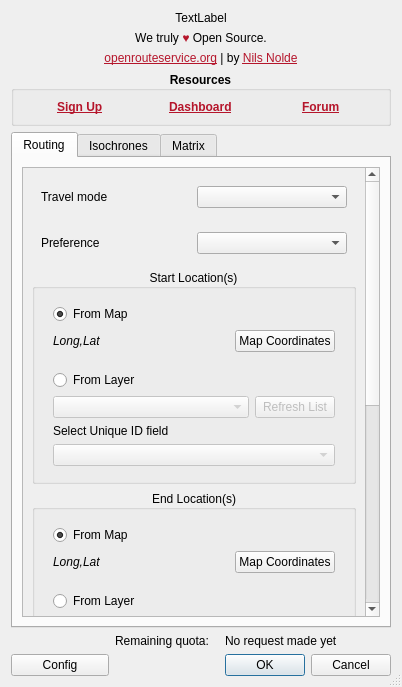
This is ORStools/gui/ORStoolsDialogUI.ui in GIScience/orstools-qgis-plugin as Qt 5 draws it before an edit. The edited form follows.
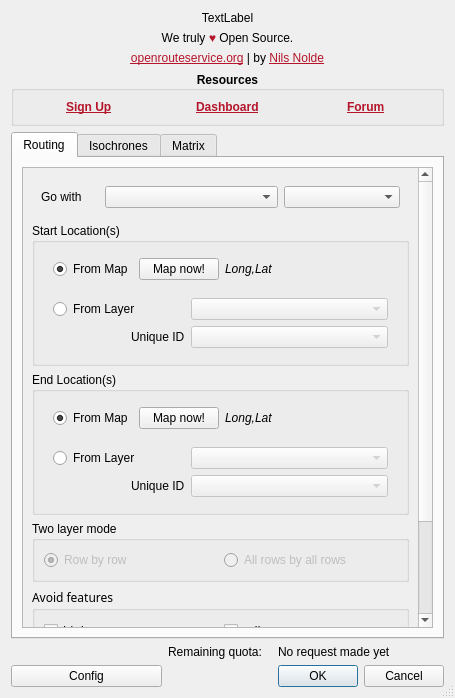
This is the edited form.

Commit message: change GUI a little [ci skip]

```diff
--- a/ORStools/gui/ORStoolsDialogUI.ui
+++ b/ORStools/gui/ORStoolsDialogUI.ui
@@ -6,8 +6,8 @@
    <rect>
     <x>0</x>
     <y>0</y>
-    <width>402</width>
-    <height>687</height>
+    <width>455</width>
+    <height>698</height>
    </rect>
   </property>
   <property name="windowTitle">
@@ -71,80 +71,21 @@
           <property name="geometry">
            <rect>
             <x>0</x>
-            <y>-18</y>
-            <width>346</width>
-            <height>907</height>
+            <y>0</y>
+            <width>399</width>
+            <height>621</height>
            </rect>
           </property>
           <layout class="QGridLayout" name="gridLayout_8">
-           <item row="7" column="0">
-            <widget class="QGroupBox" name="routing_via_group">
-             <property name="title">
-              <string>Via</string>
-             </property>
-             <layout class="QHBoxLayout" name="horizontalLayout" stretch="10,0,0">
-              <property name="sizeConstraint">
-               <enum>QLayout::SetDefaultConstraint</enum>
-              </property>
-              <item>
-               <widget class="QLabel" name="routing_via_label">
-                <property name="font">
-                 <font>
-                  <italic>false</italic>
-                 </font>
-                </property>
-                <property name="focusPolicy">
-                 <enum>Qt::NoFocus</enum>
-                </property>
-                <property name="text">
-                 <string>Long,Lat</string>
-                </property>
-                <property name="textInteractionFlags">
-                 <set>Qt::LinksAccessibleByMouse|Qt::TextSelectableByMouse</set>
-                </property>
-               </widget>
-              </item>
-              <item>
-               <widget class="QPushButton" name="routing_via_map_button">
-                <property name="sizePolicy">
-                 <sizepolicy hsizetype="Preferred" vsizetype="Fixed">
-                  <horstretch>0</horstretch>
-                  <verstretch>0</verstretch>
-                 </sizepolicy>
-                </property>
-                <property name="text">
-                 <string>Map</string>
-                </property>
-               </widget>
-              </item>
-              <item>
-               <widget class="QPushButton" name="routing_via_clear_button">
-                <property name="sizePolicy">
-                 <sizepolicy hsizetype="Preferred" vsizetype="Fixed">
-                  <horstretch>0</horstretch>
-                  <verstretch>0</verstretch>
-                 </sizepolicy>
-                </property>
-                <property name="text">
-                 <string>Clear</string>
-                </property>
-               </widget>
-              </item>
-             </layout>
-            </widget>
-           </item>
-           <item row="2" column="0">
+           <item row="1" column="0">
             <widget class="QGroupBox" name="routing_start_group">
              <property name="title">
               <string>Start Location(s)</string>
              </property>
-             <property name="alignment">
-              <set>Qt::AlignCenter</set>
-             </property>
              <layout class="QGridLayout" name="gridLayout_4">
               <item row="0" column="0">
                <widget class="QWidget" name="routing_start_frommap_group" native="true">
-                <layout class="QGridLayout" name="gridLayout_10" columnstretch="1,0">
+                <layout class="QGridLayout" name="gridLayout_10" columnstretch="0,0,1">
                  <property name="topMargin">
                   <number>6</number>
                  </property>
@@ -164,22 +105,22 @@
                    </attribute>
                   </widget>
                  </item>
-                 <item row="1" column="0">
-                  <widget class="QLabel" name="routing_start_frommap_label">
-                   <property name="font">
-                    <font>
-                     <italic>true</italic>
-                    </font>
-                   </property>
-                   <property name="text">
-                    <string>Long,Lat</string>
-                   </property>
-                  </widget>
-                 </item>
-                 <item row="1" column="1">
+                 <item row="0" column="1">
                   <widget class="QPushButton" name="routing_start_frommap_button">
                    <property name="text">
-                    <string>Map Coordinates</string>
+                    <string>Map now!</string>
+                   </property>
+                  </widget>
+                 </item>
+                 <item row="0" column="2">
+                  <widget class="QLabel" name="routing_start_frommap_label">
+                   <property name="font">
+                    <font>
+                     <italic>true</italic>
+                    </font>
+                   </property>
+                   <property name="text">
+                    <string>Long,Lat</string>
                    </property>
                   </widget>
                  </item>
@@ -188,7 +129,7 @@
               </item>
               <item row="1" column="0">
                <widget class="QWidget" name="routing_start_fromlayer_group" native="true">
-                <layout class="QGridLayout" name="gridLayout_11" columnstretch="1,0">
+                <layout class="QGridLayout" name="gridLayout_11" columnstretch="2,3,0">
                  <property name="topMargin">
                   <number>6</number>
                  </property>
@@ -208,7 +149,7 @@
                    </attribute>
                   </widget>
                  </item>
-                 <item row="1" column="0">
+                 <item row="0" column="1">
                   <widget class="QComboBox" name="routing_start_fromlayer_combo">
                    <property name="enabled">
                     <bool>false</bool>
@@ -221,24 +162,14 @@
                    </property>
                   </widget>
                  </item>
-                 <item row="1" column="1">
-                  <widget class="QPushButton" name="routing_start_fromlayer_refresh">
-                   <property name="enabled">
-                    <bool>false</bool>
-                   </property>
-                   <property name="text">
-                    <string>Refresh List</string>
-                   </property>
-                  </widget>
-                 </item>
-                 <item row="2" column="0" colspan="2">
+                 <item row="1" column="0" alignment="Qt::AlignRight">
                   <widget class="QLabel" name="routing_start_fromlayer_id_label">
                    <property name="text">
-                    <string>Select Unique ID field</string>
+                    <string>Unique ID</string>
                    </property>
                   </widget>
                  </item>
-                 <item row="3" column="0" colspan="2">
+                 <item row="1" column="1">
                   <widget class="QComboBox" name="routing_start_fromlayer_id_combo">
                    <property name="enabled">
                     <bool>false</bool>
@@ -251,7 +182,7 @@
              </layout>
             </widget>
            </item>
-           <item row="6" column="0">
+           <item row="5" column="0">
             <widget class="QGroupBox" name="routing_twolayer_group">
              <property name="title">
               <string>Two layer mode</string>
@@ -289,18 +220,15 @@
              </layout>
             </widget>
            </item>
-           <item row="5" column="0">
+           <item row="4" column="0">
             <widget class="QGroupBox" name="routing_end_group">
              <property name="title">
               <string>End Location(s)</string>
              </property>
-             <property name="alignment">
-              <set>Qt::AlignCenter</set>
-             </property>
              <layout class="QGridLayout" name="gridLayout_5">
               <item row="1" column="0">
                <widget class="QWidget" name="routing_end_fromlayer_group" native="true">
-                <layout class="QGridLayout" name="gridLayout_13" columnstretch="1,0">
+                <layout class="QGridLayout" name="gridLayout_13" columnstretch="2,3">
                  <property name="topMargin">
                   <number>6</number>
                  </property>
@@ -323,7 +251,7 @@
                    </attribute>
                   </widget>
                  </item>
-                 <item row="1" column="0">
+                 <item row="0" column="1">
                   <widget class="QComboBox" name="routing_end_fromlayer_combo">
                    <property name="enabled">
                     <bool>false</bool>
@@ -337,35 +265,25 @@
                   </widget>
                  </item>
                  <item row="1" column="1">
-                  <widget class="QPushButton" name="routing_end_fromlayer_refresh">
-                   <property name="enabled">
-                    <bool>false</bool>
-                   </property>
-                   <property name="text">
-                    <string>Refresh List</string>
-                   </property>
-                  </widget>
-                 </item>
-                 <item row="2" column="0" colspan="2">
-                  <widget class="QLabel" name="routing_end_fromlayer_id_label">
-                   <property name="text">
-                    <string>Select Unique ID field</string>
-                   </property>
-                  </widget>
-                 </item>
-                 <item row="3" column="0" colspan="2">
                   <widget class="QComboBox" name="routing_end_fromlayer_id_combo">
                    <property name="enabled">
                     <bool>false</bool>
                    </property>
                   </widget>
                  </item>
+                 <item row="1" column="0" alignment="Qt::AlignRight">
+                  <widget class="QLabel" name="routing_end_fromlayer_id_label">
+                   <property name="text">
+                    <string>Unique ID</string>
+                   </property>
+                  </widget>
+                 </item>
                 </layout>
                </widget>
               </item>
               <item row="0" column="0">
                <widget class="QWidget" name="routing_end_frommap_group" native="true">
-                <layout class="QGridLayout" name="gridLayout_12" columnstretch="1,0">
+                <layout class="QGridLayout" name="gridLayout_12" columnstretch="0,0,1">
                  <property name="topMargin">
                   <number>6</number>
                  </property>
@@ -385,22 +303,28 @@
                    </attribute>
                   </widget>
                  </item>
-                 <item row="1" column="0">
-                  <widget class="QLabel" name="routing_end_frommap_label">
-                   <property name="font">
-                    <font>
-                     <italic>true</italic>
-                    </font>
-                   </property>
-                   <property name="text">
-                    <string>Long,Lat</string>
-                   </property>
-                  </widget>
-                 </item>
-                 <item row="1" column="1">
+                 <item row="0" column="1">
                   <widget class="QPushButton" name="routing_end_frommap_button">
                    <property name="text">
-                    <string>Map Coordinates</string>
+                    <string>Map now!</string>
+                   </property>
+                  </widget>
+                 </item>
+                 <item row="0" column="2">
+                  <widget class="QLabel" name="routing_end_frommap_label">
+                   <property name="sizePolicy">
+                    <sizepolicy hsizetype="Preferred" vsizetype="Preferred">
+                     <horstretch>0</horstretch>
+                     <verstretch>0</verstretch>
+                    </sizepolicy>
+                   </property>
+                   <property name="font">
+                    <font>
+                     <italic>true</italic>
+                    </font>
+                   </property>
+                   <property name="text">
+                    <string>Long,Lat</string>
                    </property>
                   </widget>
                  </item>
@@ -412,37 +336,24 @@
            </item>
            <item row="0" column="0">
             <widget class="QWidget" name="routing_travel_group" native="true">
-             <layout class="QHBoxLayout" name="horizontalLayout_2">
+             <layout class="QHBoxLayout" name="horizontalLayout_2" stretch="1,3,2">
               <item>
                <widget class="QLabel" name="routing_travel_label">
                 <property name="text">
-                 <string>Travel mode</string>
+                 <string>Go with</string>
                 </property>
                </widget>
               </item>
               <item>
                <widget class="QComboBox" name="routing_travel_combo"/>
               </item>
-             </layout>
-            </widget>
-           </item>
-           <item row="1" column="0">
-            <widget class="QWidget" name="routing_preference_group" native="true">
-             <layout class="QHBoxLayout" name="horizontalLayout_3">
-              <item>
-               <widget class="QLabel" name="routing_preference_lable">
-                <property name="text">
-                 <string>Preference</string>
-                </property>
-               </widget>
-              </item>
               <item>
                <widget class="QComboBox" name="routing_preference_combo"/>
               </item>
              </layout>
             </widget>
            </item>
-           <item row="8" column="0">
+           <item row="6" column="0">
             <widget class="QGroupBox" name="routing_avoid_group">
              <property name="font">
               <font>
```
Left out of the diff: 308 changed lines with no effect on the pictures. The commit also changes 4 other files.
